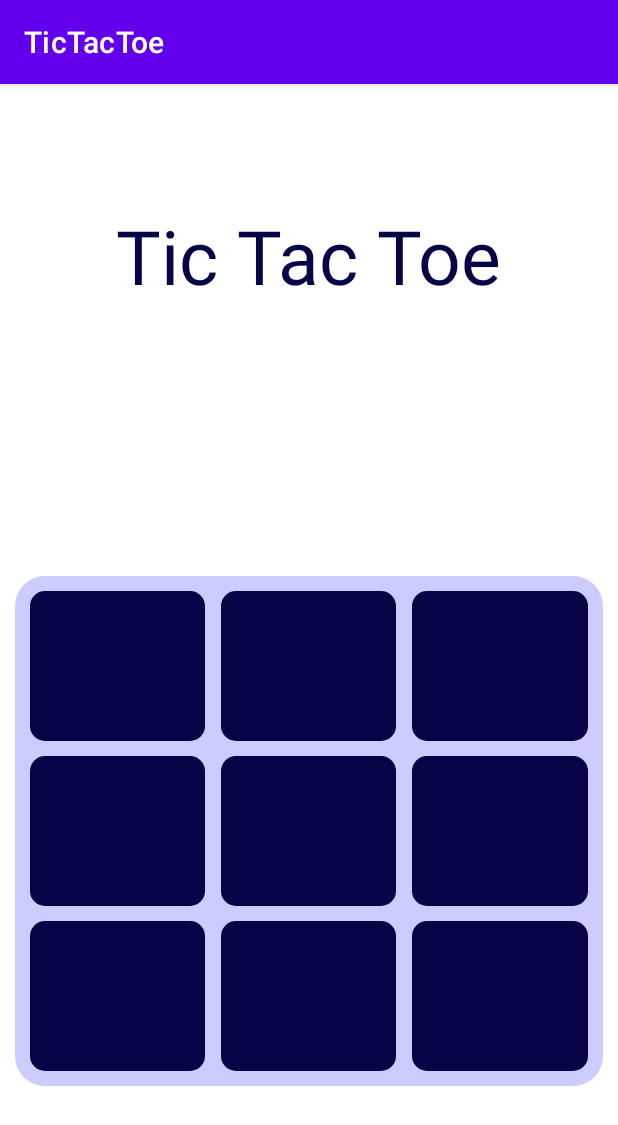
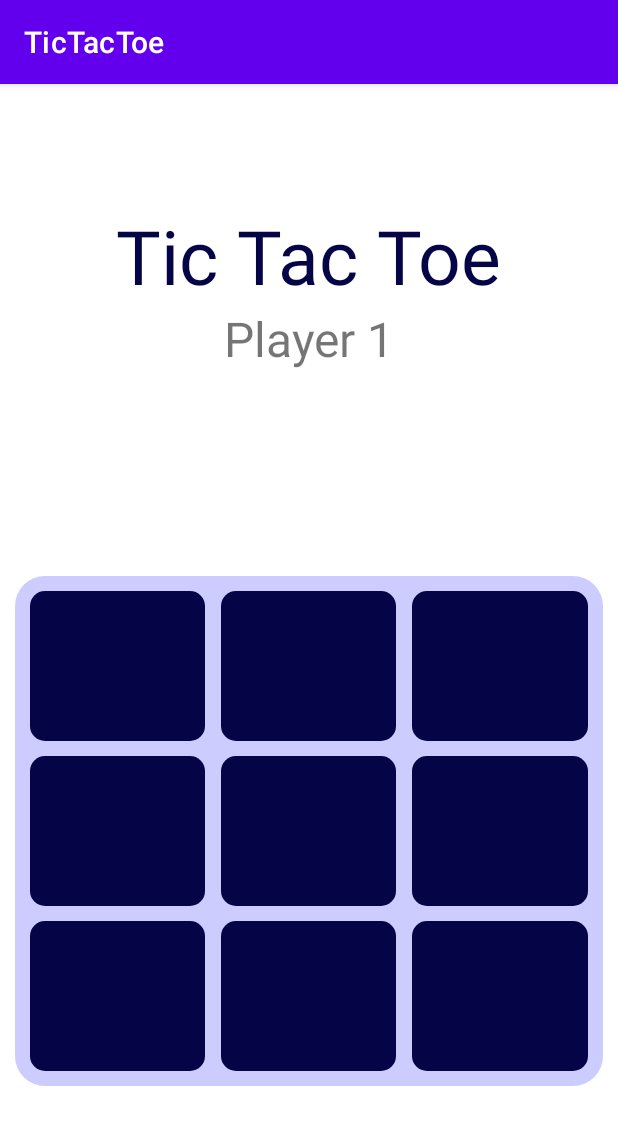
Before and after one commit to YoafOvershoes/tictactoe-android, an Android app: the MainActivity screen opened directly, with no data from a screen before it, on a phone screen of 412 x 824 dp. Shown: the top 1125 px of the screen. Run offline under Robolectric (Android 15) with nearby library versions, the phone set to English and light mode, and no system bars.

Commit message:
this commit adds most of the game logics, button clicks events and player textview to show which player turn is

```diff
--- a/TicTacToe/app/src/main/java/com/example/tictactoe/MainActivity.java
+++ b/TicTacToe/app/src/main/java/com/example/tictactoe/MainActivity.java
@@ -2,13 +2,95 @@ package com.example.tictactoe;
 
 import androidx.appcompat.app.AppCompatActivity;
 
+import android.graphics.Color;
 import android.os.Bundle;
+import android.util.Log;
+import android.widget.ImageView;
+import android.widget.TextView;
 
 public class MainActivity extends AppCompatActivity {
+
+    boolean firstPlayer;
+    TextView currPlayer;
+    ImageView[] cellArray;
+    String[] players;
+    static final int NO_PLAYER_ID = 0;
+    static final int PLAYER1_ID = 1;
+    static final int PLAYER2_ID = 2;
+    int[] gameBoardArray = {0, 0, 0, 0, 0, 0, 0, 0, 0};
+    int[][] winningPositions = {
+            {0, 1, 2}, {3, 4, 5}, {6, 7, 8},
+            {0, 3, 6}, {1, 4, 7}, {2, 5, 8},
+            {0, 4, 8}, {2, 4, 6}
+    };
 
     @Override
     protected void onCreate(Bundle savedInstanceState) {
         super.onCreate(savedInstanceState);
         setContentView(R.layout.activity_main);
+
+        firstPlayer = true;
+        currPlayer = findViewById(R.id.currPlayerTextView);
+        players = getResources().getStringArray(R.array.players);
+        cellArray = new ImageView[9];
+
+        for (int cellIndex = 0; cellIndex < 9; cellIndex++) {
+            String cellID = "cell_" + cellIndex;
+            int resource = getResources().getIdentifier(cellID, "id", getPackageName());
+            cellArray[cellIndex] = findViewById(resource);
+            int finalCellIndex = cellIndex;
+            cellArray[cellIndex].setOnClickListener(view -> {
+                Log.i("TAG", "clicked " + cellID);
+                if (gameBoardArray[finalCellIndex] != NO_PLAYER_ID)
+                    return;
+                //String buttonNum = view.getResources().getResourceEntryName(view.getId());
+                //int position = Integer.parseInt(cellID.substring(cellID.length() - 1, cellID.length()));
+
+                if (firstPlayer) {
+                    gameBoardArray[finalCellIndex] = PLAYER1_ID;
+                    view.setBackgroundResource(R.drawable.cross);
+                } else {
+                    gameBoardArray[finalCellIndex] = PLAYER2_ID;
+                    view.setBackgroundResource(R.drawable.circle);
+                }
+
+                currPlayer.setText(players[gameBoardArray[finalCellIndex] - 1]);
+/*
+                if (checkWinner()) {
+                    statusTv.setText("The winner is Player " + whoWin + "!");
+                    stopGame();
+                } else if (turnCounter == 8) {
+                    statusTv.setText("Draw! Play again");
+                }
+                turnCounter++;*/
+                firstPlayer = (!firstPlayer);
+            });
+        }
     }
+
+/*    public void drawLine(int[] winner, int winPo) {
+        if (winPo <= 2) {
+            line2.setBackgroundColor(Color.RED);
+            if (winPo == 0)
+                line2.setY(imageButtonsArray[0].getY() + 100);
+            if (winPo == 1)
+                line2.setY(imageButtonsArray[3].getY() + 100);
+            if (winPo == 2)
+                line2.setY(imageButtonsArray[6].getY() + 100);
+        } else if (winPo > 2 && winPo <= 5) {
+            line.setBackgroundColor(Color.RED);
+            if (winPo == 3)
+                line.setX(imageButtonsArray[3].getX() + 100);
+            if (winPo == 4)
+                line.setX(imageButtonsArray[4].getX() + 100);
+            if (winPo == 5)
+                line.setX(imageButtonsArray[5].getX() + 100);
+        } else {
+            line3.setBackgroundColor(Color.RED);
+            if (winPo == 6)
+                line3.setRotation(-45);
+            if (winPo == 7)
+                line3.setRotation(45);
+        }
+    }*/
 }
--- a/TicTacToe/app/src/main/res/layout/activity_main.xml
+++ b/TicTacToe/app/src/main/res/layout/activity_main.xml
@@ -20,6 +20,16 @@
         app:layout_constraintRight_toRightOf="parent"
         app:layout_constraintStart_toStartOf="parent"
         app:layout_constraintTop_toTopOf="parent" />
+    <TextView
+        android:id="@+id/currPlayerTextView"
+        android:layout_width="wrap_content"
+        android:layout_height="wrap_content"
+        android:text="@string/player_1"
+        android:textSize="32sp"
+        app:layout_constraintTop_toBottomOf="@id/txtheader"
+        app:layout_constraintStart_toStartOf="parent"
+        app:layout_constraintEnd_toEndOf="parent"/>
+
 
     <LinearLayout
         android:layout_marginStart="10dp"
@@ -40,7 +50,7 @@
             android:weightSum="3">
 
             <ImageView
-                android:id="@+id/cell_11"
+                android:id="@+id/cell_0"
                 android:layout_width="0dp"
                 android:layout_height="100dp"
                 android:layout_marginStart="10dp"
@@ -51,7 +61,7 @@
                 android:padding="20dp" />
 
             <ImageView
-                android:id="@+id/cell_12"
+                android:id="@+id/cell_1"
                 android:layout_width="0dp"
                 android:layout_height="100dp"
                 android:layout_marginStart="5dp"
@@ -62,7 +72,7 @@
                 android:padding="20dp" />
 
             <ImageView
-                android:id="@+id/cell_13"
+                android:id="@+id/cell_2"
                 android:layout_width="0dp"
                 android:layout_height="100dp"
                 android:layout_marginStart="5dp"
@@ -82,7 +92,7 @@
             android:weightSum="3">
 
             <ImageView
-                android:id="@+id/cell_21"
+                android:id="@+id/cell_3"
                 android:layout_width="0dp"
                 android:layout_height="100dp"
                 android:layout_marginStart="10dp"
@@ -93,7 +103,7 @@
                 android:padding="20dp" />
 
             <ImageView
-                android:id="@+id/cell_22"
+                android:id="@+id/cell_4"
                 android:layout_width="0dp"
                 android:layout_height="100dp"
                 android:layout_marginStart="5dp"
@@ -104,7 +114,7 @@
                 android:padding="20dp" />
 
             <ImageView
-                android:id="@+id/cell_23"
+                android:id="@+id/cell_5"
                 android:layout_width="0dp"
                 android:layout_height="100dp"
                 android:layout_marginStart="5dp"
@@ -125,7 +135,7 @@
             android:weightSum="3">
 
             <ImageView
-                android:id="@+id/cell_31"
+                android:id="@+id/cell_6"
                 android:layout_width="0dp"
                 android:layout_height="100dp"
                 android:layout_marginStart="10dp"
@@ -136,7 +146,7 @@
                 android:padding="20dp" />
 
             <ImageView
-                android:id="@+id/cell_32"
+                android:id="@+id/cell_7"
                 android:layout_width="0dp"
                 android:layout_height="100dp"
                 android:layout_marginStart="5dp"
@@ -147,7 +157,7 @@
                 android:padding="20dp" />
 
             <ImageView
-                android:id="@+id/cell_33"
+                android:id="@+id/cell_8"
                 android:layout_width="0dp"
                 android:layout_height="100dp"
                 android:layout_marginStart="5dp"
--- /dev/null
+++ b/TicTacToe/app/src/main/res/values/arrays.xml
@@ -0,0 +1,8 @@
+<?xml version="1.0" encoding="utf-8"?>
+<resources>
+    <string-array
+        name="players">
+        <item>player 1</item>
+        <item>player 2</item>
+    </string-array>
+</resources>
--- a/TicTacToe/app/src/main/res/values/strings.xml
+++ b/TicTacToe/app/src/main/res/values/strings.xml
@@ -3,4 +3,6 @@
     <string name="tictactoeheader">Tic Tac Toe</string>
     <string name="play_button_text">PLAY</string>
     <string name="tutorial_button_text">TUTORIAL</string>
+    <string name="player_1">Player 1</string>
+    <string name="player_2">Player 2</string>
 </resources>
```
